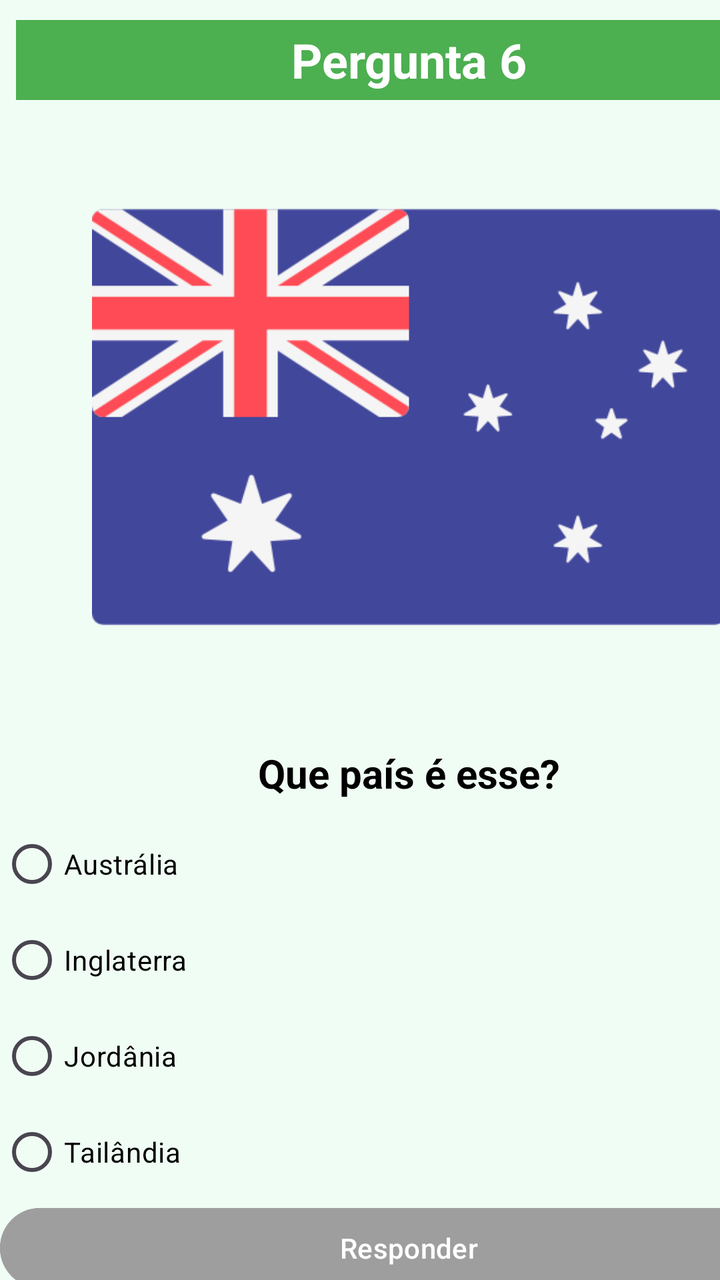
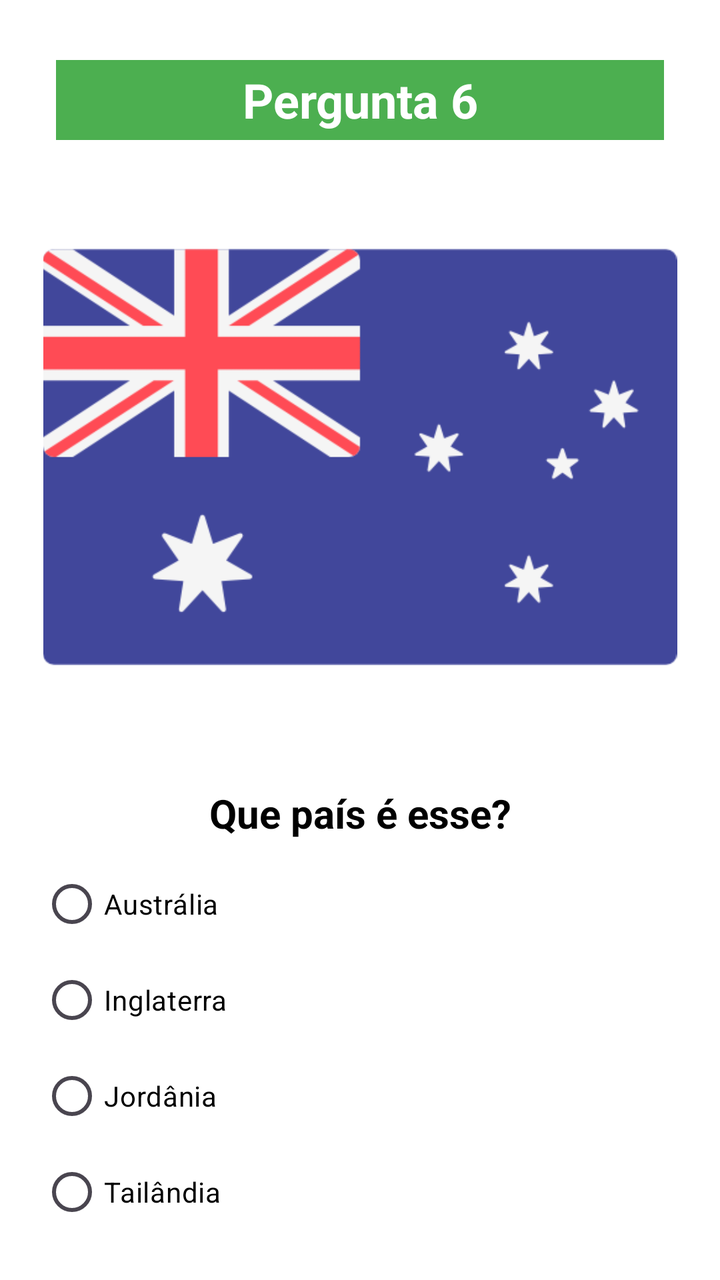

Screens rendered from an Android XML layout before and after an edit, with the pre-edit source and the edit as a unified diff.
<!-- AndroidManifest.xml: application theme Theme.QuizBandeiras -->
<!-- res/layout/activity_pergunta6.xml -->
<?xml version="1.0" encoding="utf-8"?>
<androidx.constraintlayout.widget.ConstraintLayout xmlns:android="http://schemas.android.com/apk/res/android"
    xmlns:app="http://schemas.android.com/apk/res-auto"
    xmlns:tools="http://schemas.android.com/tools"
    android:id="@+id/main"
    android:layout_width="match_parent"
    android:layout_height="match_parent"
    android:background="#F0FDF4"
    tools:context=".Pergunta6">

    <LinearLayout
        android:layout_width="409dp"
        android:layout_height="729dp"
        android:orientation="vertical">

        <TextView
            android:id="@+id/textView6"
            android:layout_width="match_parent"
            android:layout_height="40dp"
            android:layout_marginStart="8dp"
            android:layout_marginTop="10dp"
            android:layout_marginEnd="8dp"
            android:background="#4CAF50"
            android:gravity="center"
            android:text="Pergunta 6"
            android:textColor="@android:color/white"
            android:textSize="24sp"
            android:textStyle="bold" />

        <ImageView
            android:id="@+id/imageView2"
            android:layout_width="match_parent"
            android:layout_height="317dp"
            app:srcCompat="@drawable/australia" />

        <TextView
            android:id="@+id/textView2"
            android:layout_width="match_parent"
            android:layout_height="wrap_content"
            android:layout_marginTop="6dp"
            android:layout_marginBottom="8dp"
            android:gravity="center"
            android:text="Que país é esse?"
            android:textColor="@android:color/black"
            android:textSize="20sp"
            android:textStyle="bold" />

        <RadioGroup
            android:id="@+id/rgpAlternativas"
            android:layout_width="match_parent"
            android:layout_height="match_parent">

            <RadioButton
                android:id="@+id/rgbOpcao1"
                android:layout_width="match_parent"
                android:layout_height="wrap_content"
                android:text="Austrália "
                android:textColor="#000000"
                android:textColorLink="#020101" />

            <RadioButton
                android:id="@+id/rgbOpcao2"
                android:layout_width="match_parent"
                android:layout_height="wrap_content"
                android:text="Inglaterra"
                android:textColor="#000000"
                android:textColorLink="#020101" />

            <RadioButton
                android:id="@+id/rgbOpcao3"
                android:layout_width="match_parent"
                android:layout_height="wrap_content"
                android:text="Jordânia"
                android:textColor="#000000"
                android:textColorLink="#020101" />

            <RadioButton
                android:id="@+id/rgbOpcao4"
                android:layout_width="match_parent"
                android:layout_height="wrap_content"
                android:text="Tailândia"
                android:textColor="#000000"
                android:textColorLink="#020101" />

            <Button
                android:id="@+id/btnResponder"
                android:layout_width="match_parent"
                android:layout_height="wrap_content"
                android:backgroundTint="#9E9E9E"
                android:enabled="false"
                android:text="Responder"
                android:textColor="@android:color/white" />
        </RadioGroup>
    </LinearLayout>
</androidx.constraintlayout.widget.ConstraintLayout>
<!-- resources referenced by this layout -->
<resources>
  <!-- drawable australia: png bitmap (drawable, 16477 bytes) -->
  <style name="Theme.QuizBandeiras" parent="Base.Theme.QuizBandeiras" />
  <style name="Base.Theme.QuizBandeiras" parent="Theme.Material3.DayNight.NoActionBar">
          
          
      </style>
</resources>

<!-- the commit's change to res/layout/activity_pergunta6.xml (unified diff, before → after) -->
@@ -9,9 +9,11 @@
     tools:context=".Pergunta6">
 
     <LinearLayout
-        android:layout_width="409dp"
-        android:layout_height="729dp"
-        android:orientation="vertical">
+        android:layout_width="match_parent"
+        android:layout_height="match_parent"
+        android:background="#FFFFFF"
+        android:orientation="vertical"
+        android:padding="20dp">
 
         <TextView
             android:id="@+id/textView6"
